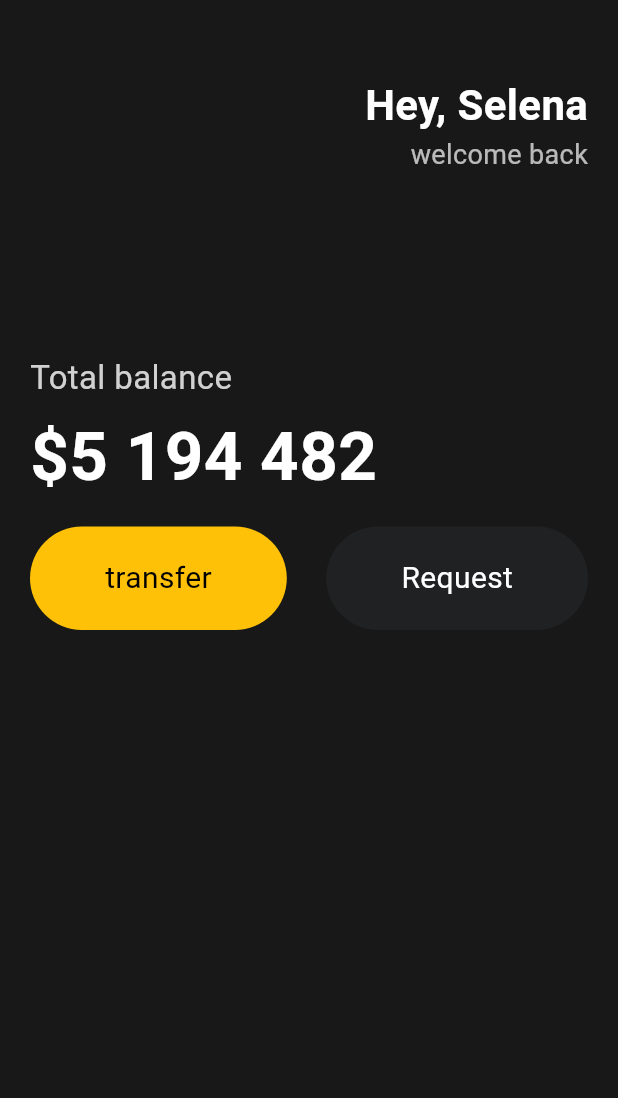
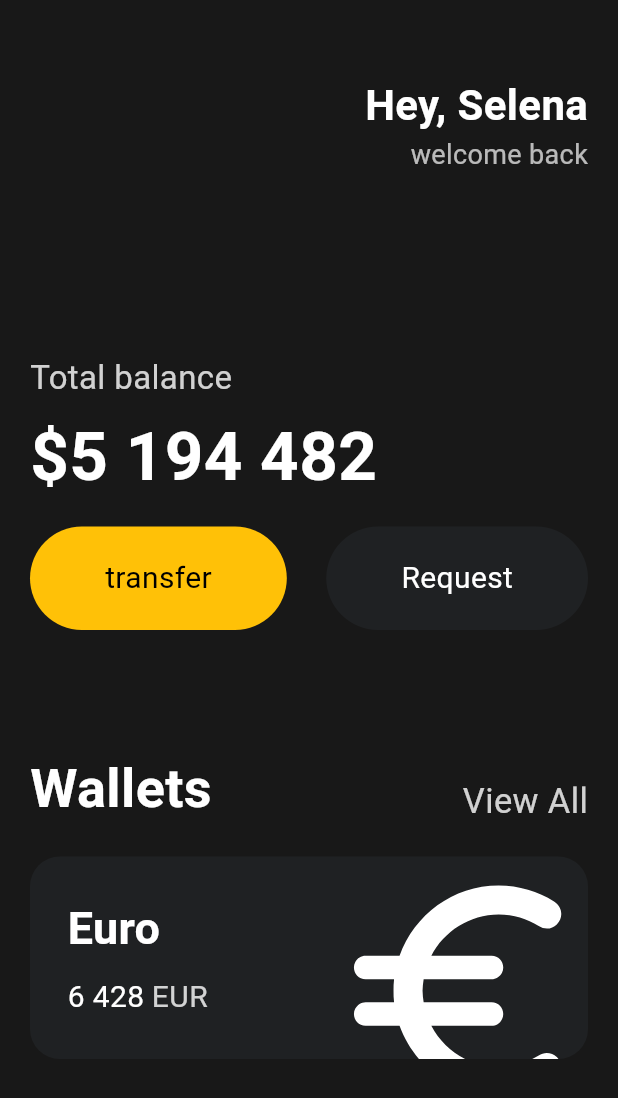
Before and after one commit to jj-jh/clone_webtoon, a Flutter app: the screen it shows after launch, on a phone screen of 412 x 824 dp. Shown: the top 1098 px of the screen. Run offline on Flutter 3.47's test engine with Material 3 defaults, Android fonts, the phone set to English and light mode, and no system bars.

Commit message:
make a card

```diff
--- a/Study_Flutter/flutter_application_1/lib/main.dart
+++ b/Study_Flutter/flutter_application_1/lib/main.dart
@@ -38,9 +38,7 @@ class App extends StatelessWidget {
                       Text(
                         'welcome back',
                         style: TextStyle(
-
                           color: Colors.white.withOpacity(0.7),
-
                           fontSize: 18,
                         ),
                       ),
@@ -87,6 +85,96 @@ class App extends StatelessWidget {
                   ),
                 ],
               ),
+              const SizedBox(
+                height: 80,
+              ),
+              Row(
+                crossAxisAlignment: CrossAxisAlignment.end,
+                mainAxisAlignment: MainAxisAlignment.spaceBetween,
+                children: [
+                  const Text(
+                    'Wallets',
+                    style: TextStyle(
+                      color: Colors.white,
+                      fontSize: 36,
+                      fontWeight: FontWeight.w600,
+                    ),
+                  ),
+                  Text(
+                    'View All',
+                    style: TextStyle(
+                      color: Colors.white.withOpacity(0.8),
+                      fontSize: 23,
+                    ),
+                  ),
+                ],
+              ),
+              const SizedBox(
+                height: 20,
+              ),
+              Container(
+                clipBehavior: Clip.hardEdge,
+                decoration: BoxDecoration(
+                  color: const Color(0xFF1F2123),
+                  borderRadius: BorderRadius.circular(20),
+                ),
+                child: Padding(
+                  padding: const EdgeInsets.all(25),
+                  child: Row(
+                    mainAxisAlignment: MainAxisAlignment.spaceBetween,
+                    children: [
+                      Column(
+                        crossAxisAlignment: CrossAxisAlignment.start,
+                        children: [
+                          const Text(
+                            'Euro',
+                            style: TextStyle(
+                              color: Colors.white,
+                              fontSize: 30,
+                              fontWeight: FontWeight.w600,
+                            ),
+                          ),
+                          const SizedBox(
+                            height: 10,
+                          ),
+                          Row(
+                            children: [
+                              const Text(
+                                '6 428',
+                                style: TextStyle(
+                                  color: Colors.white,
+                                  fontSize: 20,
+                                ),
+                              ),
+                              const SizedBox(
+                                width: 5,
+                              ),
+                              Text(
+                                'EUR',
+                                style: TextStyle(
+                                  color: Colors.white.withOpacity(0.8),
+                                  fontSize: 20,
+                                ),
+                              ),
+                            ],
+                          )
+                        ],
+                      ),
+                      Transform.scale(
+                        scale: 2.2,
+                        child: Transform.translate(
+                          offset: const Offset(-7, 10),
+                          child: const Icon(
+                            Icons.euro_rounded,
+                            color: Colors.white,
+                            size: 85,
+                          ),
+                        ),
+                      ),
+                    ],
+                  ),
+                ),
+              )
             ],
           ),
         ),
```
